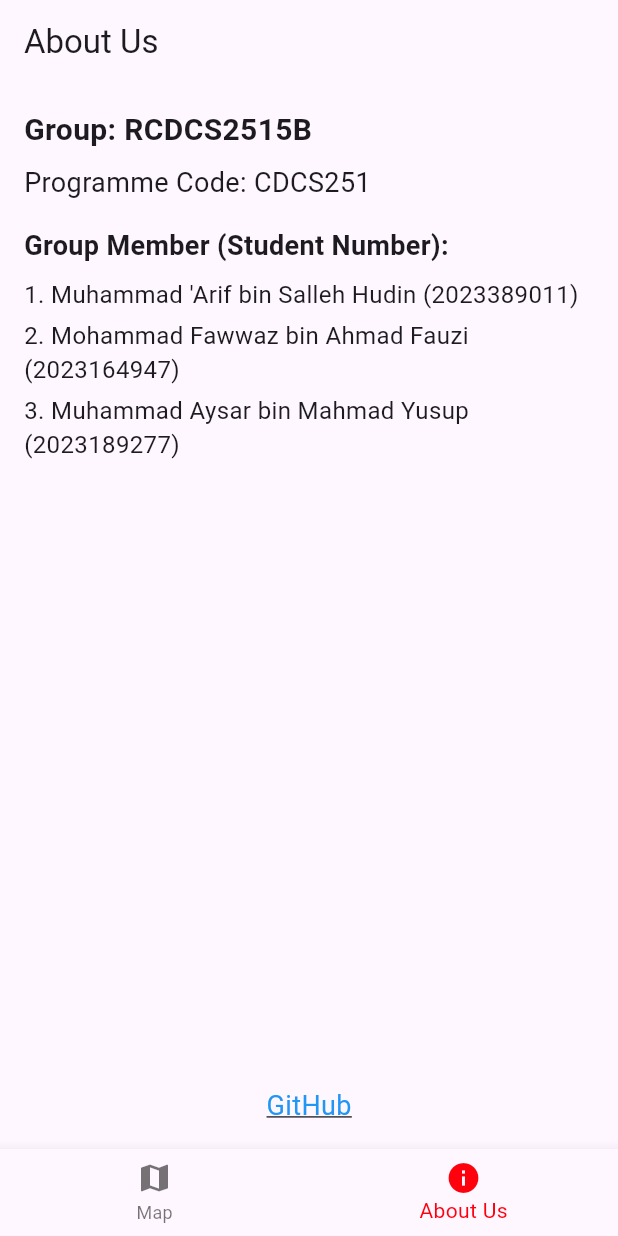
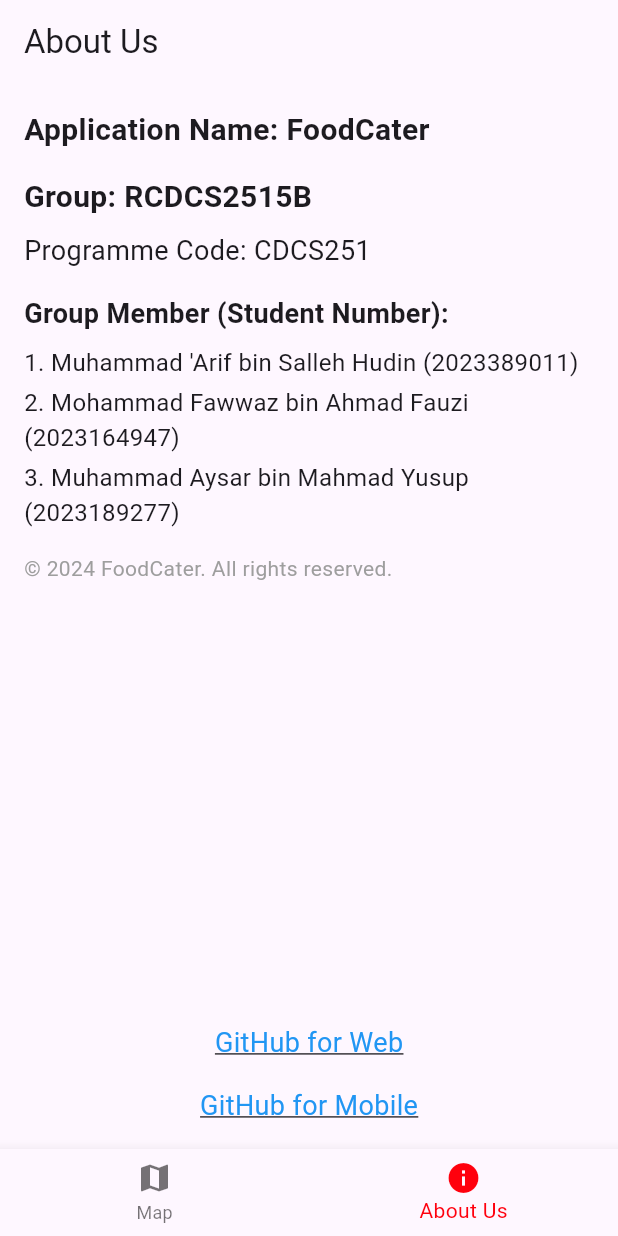
Before and after one commit to 4arif401/foodcater3, a Flutter app: the screen it shows after launch, item 2 of the bottom bar chosen, on a phone screen of 412 x 824 dp. Run offline on Flutter 3.47's test engine with Material 3 defaults, Android fonts, the phone set to English and light mode, and no system bars; our stand-ins replace google_maps_flutter; network calls fail.

Commit message:
aboutusupdate

```diff
--- a/lib/about_us.dart
+++ b/lib/about_us.dart
@@ -13,6 +13,13 @@ class AboutUsPage extends StatelessWidget {
         child: Column(
           crossAxisAlignment: CrossAxisAlignment.start,
           children: <Widget>[
+            // Added Application Name Text
+            Text(
+              'Application Name: FoodCater',
+              style: TextStyle(fontSize: 20, fontWeight: FontWeight.bold),
+            ),
+            SizedBox(height: 16),
+            // Existing Group Text
             Text(
               'Group: RCDCS2515B',
               style: TextStyle(fontSize: 20, fontWeight: FontWeight.bold),
@@ -42,11 +49,19 @@ class AboutUsPage extends StatelessWidget {
               '3. Muhammad Aysar bin Mahmad Yusup (2023189277)',
               style: TextStyle(fontSize: 16),
             ),
+            SizedBox(height: 16), // Space before the copyright text
+            Text(
+              '© 2024 FoodCater. All rights reserved.',
+              style: TextStyle(fontSize: 14, color: Colors.grey),
+            ),
             Spacer(),
             Center(
-              child: GestureDetector(
+              child: Column(
+                mainAxisSize: MainAxisSize.min,
+                children: <Widget>[
+                  GestureDetector(
                     onTap: () async {
-                  const url = 'https://www.youtube.com';
+                      const url = 'https://github.com/4arif401/food_truck_app';
                       if (await canLaunch(url)) {
                         await launch(url);
                       } else {
@@ -54,13 +69,34 @@ class AboutUsPage extends StatelessWidget {
                       }
                     },
                     child: Text(
-                  'GitHub',
+                      'GitHub for Web',
                       style: TextStyle(
                         fontSize: 18,
                         color: Colors.blue,
                         decoration: TextDecoration.underline,
                       ),
                     ),
+                  ),
+                  SizedBox(height: 16), // Space between links
+                  GestureDetector(
+                    onTap: () async {
+                      const url = 'https://github.com/4arif401/foodcater3';
+                      if (await canLaunch(url)) {
+                        await launch(url);
+                      } else {
+                        throw 'Could not launch $url';
+                      }
+                    },
+                    child: Text(
+                      'GitHub for Mobile',
+                      style: TextStyle(
+                        fontSize: 18,
+                        color: Colors.blue,
+                        decoration: TextDecoration.underline,
+                      ),
+                    ),
+                  ),
+                ],
               ),
             ),
           ],
```
Lines whose indentation alone changed are shown as unchanged.
